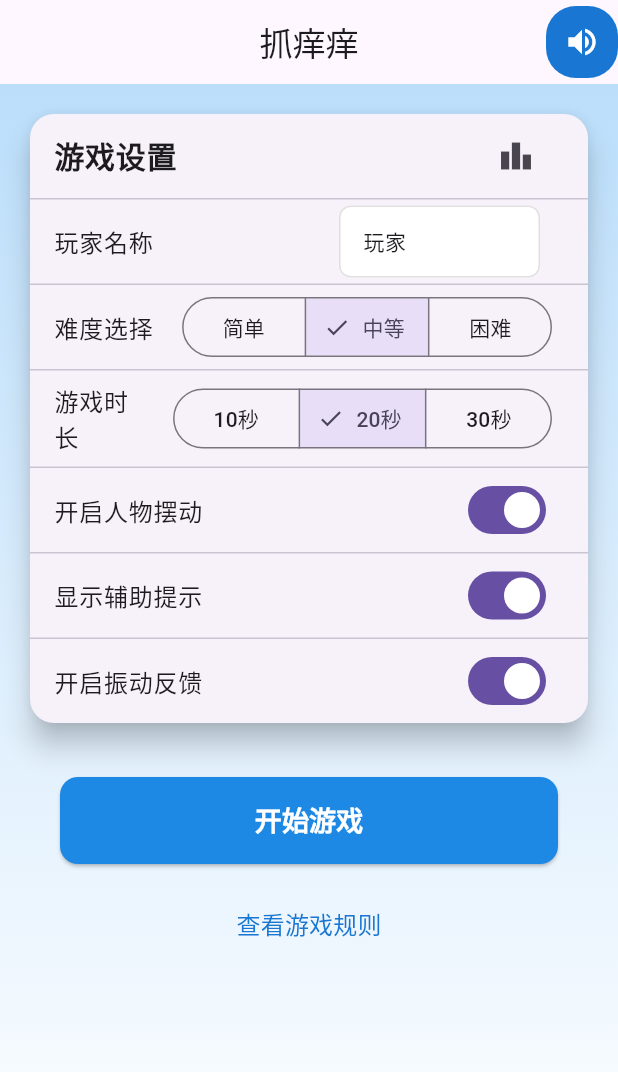
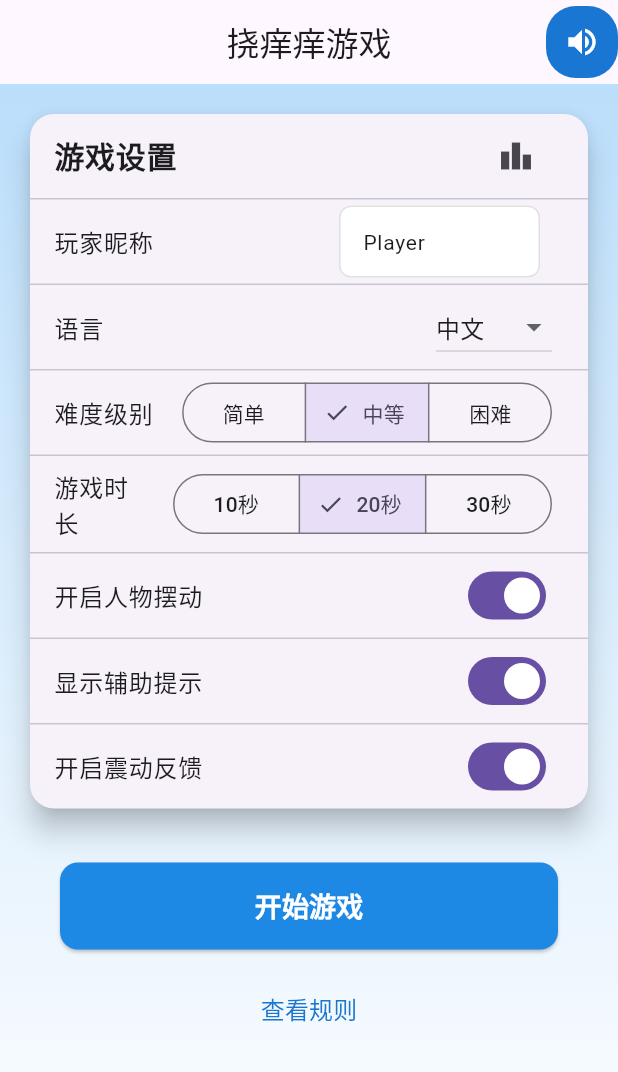
Before and after one commit to yolens-bst/ai-game, a Flutter app: the screen it shows after launch, on a phone screen of 412 x 824 dp. Shown: the top 1072 px of the screen. Run offline on Flutter 3.47's test engine with Material 3 defaults, Android fonts, the phone set to English and light mode, and no system bars; our stand-ins replace get, get_storage, just_audio, lottie; missing offline and left inert: flame.

```diff
--- a/lib/game/combo_system.dart
+++ b/lib/game/combo_system.dart
@@ -1,6 +1,8 @@
 import 'dart:math';
+import 'package:flutter/material.dart';
 import 'package:vector_math/vector_math_64.dart';
 import 'sound_manager.dart';
+import 'tickle_game.dart';
 
 class ComboSystem {
   int _currentCombo = 0;
@@ -14,7 +16,7 @@
     if (isCorrect) {
       if (_lastCorrectHitTime != null &&
           hitTime.difference(_lastCorrectHitTime!) <
-              const Duration(seconds: 2)) {
+              const Duration(seconds: 1)) {
         _currentCombo++;
         SoundManager().playCombo(_currentCombo);
       } else {
--- a/lib/game/effects/score_effect.dart
+++ b/lib/game/effects/score_effect.dart
@@ -28,10 +28,7 @@
     final opacity = 1.0 - progress;
     final yOffset = 20 * progress;
     final xOffset = 10 * math.sin(progress * math.pi * 2);
-    final offset = Offset(
-      position.dx + xOffset,
-      position.dy + yOffset,
-    );
+    final offset = Offset(position.dx + xOffset, position.dy + yOffset);
 
     final textStyle = TextStyle(
       color: Colors.yellow[700]!.withOpacity(opacity),
--- a/lib/game/tickle_game.dart
+++ b/lib/game/tickle_game.dart
@@ -29,6 +29,7 @@
 }
 
 class TickleGame extends FlameGame with TapCallbacks {
+  static late TickleGame instance;
   final GameSettings settings;
   final SoundManager _soundManager = SoundManager();
 
@@ -73,6 +74,7 @@
 
   @override
   Future<void> onLoad() async {
+    instance = this;
     await super.onLoad();
     _soundManager.playBgm(isHome: false);
     _initBodyParts();
--- /dev/null
+++ b/lib/languages/translations.dart
@@ -0,0 +1,152 @@
+import 'package:get/get.dart';
+
+class Languages extends Translations {
+  @override
+  Map<String, Map<String, String>> get keys => {'zh_CN': zhCN, 'en_US': enUS};
+
+  static final Map<String, String> zhCN = {
+    'appTitle': '挠痒痒游戏',
+    'startGame': '开始游戏',
+    'gameRules': '游戏规则',
+    'leaderboard': '排行榜',
+    'settings': '设置',
+    'exitGame': '退出游戏',
+    'gameRulesTitle': '抓痒痒游戏规则',
+    'gameRulesContent':
+        '1. 游戏目标：在规定时间内尽可能多地点击出现的痒痒点\n'
+        '2. 难度说明：\n'
+        '   - 简单：痒痒点移动速度慢，出现频率低\n'
+        '   - 中等：痒痒点移动速度中等，出现频率中等\n'
+        '   - 困难：痒痒点移动速度快，出现频率高\n'
+        '3. 计分规则：\n'
+        '   - 每次点击正确位置得10分\n'
+        '   - 连续点击正确可获得连击加分\n'
+        '4. 游戏时长：10秒/20秒/30秒可选\n'
+        '5. 特殊效果：\n'
+        '   - 开启人物摆动会增加游戏难度\n'
+        '   - 显示辅助提示会帮助定位痒痒点',
+    // Game Stats
+    'scoreLabel': '得分',
+    'timeLeftLabel': '剩余时间',
+    'tapLabel': '点击部位',
+    'difficultyLabel': '难度级别',
+    'correctTapsLabel': '正确点击',
+    'wrongTapsLabel': '错误点击',
+    'accuracyLabel': '准确率',
+    'preciseHitsLabel': '精准点击',
+    'fastestResponseLabel': '最快反应',
+    'slowestResponseLabel': '最慢反应',
+    'averageResponseLabel': '平均反应',
+    'homeButton': '回到首页',
+    // New translations
+    'chinese': '中文',
+    'english': 'English',
+    'enterNicknameHint': '输入昵称',
+    // Game Settings
+    'gameSettings': '游戏设置',
+    'language': '语言',
+    'difficultyLevel': '难度级别',
+    'gameDuration': '游戏时长',
+    'enableSwing': '开启人物摆动',
+    'showHints': '显示辅助提示',
+    'enableVibration': '开启震动反馈',
+    'playerName': '玩家昵称',
+    'easy': '简单',
+    'medium': '中等',
+    'hard': '困难',
+    '10seconds': '10秒',
+    '20seconds': '20秒',
+    '30seconds': '30秒',
+    'viewRules': '查看规则',
+    // Leaderboard
+    'rankLabel': '排名',
+    'nameLabel': '玩家',
+    'dateLabel': '日期',
+    'noLeaderboardData': '暂无排行榜数据',
+    'goChallenge': '去挑战',
+    'scorePoints': '@points分',
+    'unknown': '未知',
+    'restartButton': '再来一次',
+    'headPart': '头部',
+    'bellyPart': '肚子',
+    'leftHandPart': '左手',
+    'rightHandPart': '右手',
+    'leftFootPart': '左脚',
+    'rightFootPart': '右脚',
+    'challengeSuccess': '挑战成功!',
+    'challengeFailure': '挑战失败',
+  };
+
+  static final Map<String, String> enUS = {
+    'appTitle': 'Tickle Game',
+    'startGame': 'Start Game',
+    'gameRules': 'Game Rules',
+    'leaderboard': 'Leaderboard',
+    'settings': 'Settings',
+    'exitGame': 'Exit Game',
+    'gameRulesTitle': 'Tickle Game Rules',
+    'gameRulesContent':
+        '1. Game Objective: Click as many tickle spots as possible within the time limit\n'
+        '2. Difficulty Levels:\n'
+        '   - Easy: Slow moving spots, low frequency\n'
+        '   - Medium: Moderate speed and frequency\n'
+        '   - Hard: Fast moving spots, high frequency\n'
+        '3. Scoring Rules:\n'
+        '   - 10 points per correct click\n'
+        '   - Combo bonus for consecutive hits\n'
+        '4. Game Duration: 10s/20s/30s options\n'
+        '5. Special Effects:\n'
+        '   - Character wobble increases difficulty\n'
+        '   - Visual hints help locate tickle spots',
+    // Game Stats
+    'scoreLabel': 'Score',
+    'timeLeftLabel': 'Time Left',
+    'tapLabel': 'Tap Target',
+    'difficultyLabel': 'Difficulty',
+    'correctTapsLabel': 'Correct Taps',
+    'wrongTapsLabel': 'Wrong Taps',
+    'accuracyLabel': 'Accuracy',
+    'preciseHitsLabel': 'Precise Hits',
+    'fastestResponseLabel': 'Fastest Response',
+    'slowestResponseLabel': 'Slowest Response',
+    'averageResponseLabel': 'Average Response',
+    'homeButton': 'Back to Home',
+    // New translations
+    'chinese': 'Chinese',
+    'english': 'English',
+    'enterNicknameHint': 'Enter nickname',
+    // Game Settings
+    'gameSettings': 'Game Settings',
+    'language': 'Language',
+    'difficultyLevel': 'Difficulty Level',
+    'gameDuration': 'Game Duration',
+    'enableSwing': 'Enable Character Swing',
+    'showHints': 'Show Hints',
+    'enableVibration': 'Enable Vibration',
+    'playerName': 'Player Name',
+    'easy': 'Easy',
+    'medium': 'Medium',
+    'hard': 'Hard',
+    '10seconds': '10 seconds',
+    '20seconds': '20 seconds',
+    '30seconds': '30 seconds',
+    'viewRules': 'View Rules',
+    // Leaderboard
+    'rankLabel': 'Rank',
+    'nameLabel': 'Player',
+    'dateLabel': 'Date',
+    'noLeaderboardData': 'No leaderboard data',
+    'goChallenge': 'Go Challenge',
+    'scorePoints': '@points points',
+    'unknown': 'Unknown',
+    'restartButton': 'Restart Button',
+    'headPart': 'Head',
+    'bellyPart': 'Belly',
+    'leftHandPart': 'Left Hand',
+    'rightHandPart': 'Right Hand',
+    'leftFootPart': 'Left Foot',
+    'rightFootPart': 'Right Foot',
+    'challengeSuccess': 'Challenge Success!',
+    'challengeFailure': 'Challenge Failed',
+  };
+}
--- a/lib/main.dart
+++ b/lib/main.dart
@@ -3,6 +3,7 @@
 import 'package:flame/game.dart';
 import 'package:get_storage/get_storage.dart';
 import 'package:tickle_game/game/sound_manager.dart';
+import 'package:tickle_game/languages/translations.dart';
 import 'game/tickle_game.dart';
 import 'screens/start_screen.dart';
 import 'package:just_audio/just_audio.dart';
@@ -24,7 +25,13 @@
   @override
   Widget build(BuildContext context) {
     return GetMaterialApp(
-      title: '抓痒痒',
+      title: 'appTitle'.tr,
+      translations: Languages(),
+      locale:
+          Get.find<GameSettingsController>().settings.language == 'zh_CN'
+              ? const Locale('zh', 'CN')
+              : const Locale('en', 'US'),
+      fallbackLocale: const Locale('zh', 'CN'),
       theme: ThemeData(
         primarySwatch: Colors.blue,
         visualDensity: VisualDensity.adaptivePlatformDensity,
@@ -55,13 +62,13 @@
       onPopInvokedWithResult: (didPop, result) => SoundManager().playClick(),
       child: Scaffold(
         appBar: AppBar(
-          title: Text('抓痒痒'),
+          title: Text('appTitle'.tr),
           centerTitle: true,
           actions: [
             IconButton(
               icon: Icon(Icons.exit_to_app),
               onPressed: () => Get.offAndToNamed('/'),
-              tooltip: '退出游戏',
+              tooltip: 'exitGame'.tr,
             ),
           ],
         ),
--- a/lib/models/game_result.dart
+++ b/lib/models/game_result.dart
@@ -1,3 +1,4 @@
+import 'package:get/get.dart';
 import '../models/game_settings.dart';
 
 class GameResult {
@@ -30,7 +31,8 @@
   }) : totalTaps = correctTaps + wrongTaps,
        timestamp = timestamp ?? DateTime.now();
 
-  String get resultText => isSuccess ? '挑战成功!' : '挑战失败';
+  String get resultText =>
+      isSuccess ? 'challengeSuccess'.tr : 'challengeFailure'.tr;
 
   Map<String, dynamic> toJson() => {
     'totalScore': totalScore,
--- a/lib/models/game_settings.dart
+++ b/lib/models/game_settings.dart
@@ -1,7 +1,7 @@
 enum DifficultyLevel {
-  easy(1, '简单'),
-  medium(2, '中等'),
-  hard(3, '困难');
+  easy(1, 'easy'),
+  medium(2, 'medium'),
+  hard(3, 'hard');
 
   final int value;
   final String label;
@@ -21,6 +21,7 @@
   bool soundEnabled;
   bool vibrationEnabled;
   String playerName;
+  String language;
 
   GameSettings({
     this.difficulty = DifficultyLevel.medium,
@@ -29,7 +30,8 @@
     this.enableHints = true,
     this.soundEnabled = true,
     this.vibrationEnabled = true,
-    this.playerName = '玩家',
+    this.playerName = 'Player',
+    this.language = 'zh_CN',
   });
 
   factory GameSettings.fromJson(Map<String, dynamic> json) {
@@ -40,7 +42,8 @@
       enableHints: json['enableHints'] ?? true,
       soundEnabled: json['soundEnabled'] ?? true,
       vibrationEnabled: json['vibrationEnabled'] ?? true,
-      playerName: json['playerName'] ?? '玩家',
+      playerName: json['playerName'] ?? 'Player',
+      language: json['language'] ?? 'zh_CN',
     );
   }
 
@@ -53,6 +56,7 @@
       'soundEnabled': soundEnabled,
       'vibrationEnabled': vibrationEnabled,
       'playerName': playerName,
+      'language': language,
     };
   }
 }
--- a/lib/screens/start_screen.dart
+++ b/lib/screens/start_screen.dart
@@ -5,6 +5,7 @@
 import './rules_screen.dart';
 import './leaderboard_screen.dart';
 import '../controllers/game_settings_controller.dart';
+import '../languages/translations.dart';
 
 class StartScreen extends StatefulWidget {
   const StartScreen({super.key});
@@ -36,7 +37,7 @@
   Widget build(BuildContext context) {
     return Scaffold(
       appBar: AppBar(
-        title: Text('抓痒痒'),
+        title: Text('appTitle'.tr),
         centerTitle: true,
         actions: [
           Obx(
@@ -95,7 +96,7 @@
                 children: [
                   ListTile(
                     title: Text(
-                      '游戏设置',
+                      'gameSettings'.tr,
                       style: TextStyle(
                         fontSize: 20,
                         fontWeight: FontWeight.bold,
@@ -115,6 +116,8 @@
                   ),
                   Divider(height: 1),
                   _buildPlayerNameInput(),
+                  Divider(height: 1),
+                  _buildLanguageSelector(),
                   Divider(height: 1),
                   _buildDifficultySelector(),
                   Divider(height: 1),
@@ -152,7 +155,7 @@
                       );
                     },
                     child: Text(
-                      '开始游戏',
+                      'startGame'.tr,
                       style: TextStyle(
                         fontSize: 18,
                         fontWeight: FontWeight.bold,
@@ -169,7 +172,7 @@
                       );
                     },
                     child: Text(
-                      '查看游戏规则',
+                      'viewRules'.tr,
                       style: TextStyle(
                         fontSize: 16,
                         color: Colors.blue.shade700,
@@ -185,15 +188,39 @@
     );
   }
 
+  Widget _buildLanguageSelector() {
+    return Obx(
+      () => ListTile(
+        title: Text('language'.tr),
+        trailing: DropdownButton<String>(
+          value: _settingsController.settings.language,
+          items: [
+            DropdownMenuItem(value: 'zh_CN', child: Text('chinese'.tr)),
+            DropdownMenuItem(value: 'en_US', child: Text('english'.tr)),
+          ],
+          onChanged: (value) {
+            if (value != null) {
+              _settingsController.setLanguage(value);
+              Get.updateLocale(Locale(value));
+            }
+          },
+        ),
+      ),
+    );
+  }
+
   Widget _buildDifficultySelector() {
     return Obx(
       () => ListTile(
-        title: Text('难度选择'),
+        title: Text('difficultyLevel'.tr),
         trailing: SegmentedButton<DifficultyLevel>(
           segments: [
-            ButtonSegment(value: DifficultyLevel.easy, label: Text('简单')),
-            ButtonSegment(value: DifficultyLevel.medium, label: Text('中等')),
-            ButtonSegment(value: DifficultyLevel.hard, label: Text('困难')),
+            ButtonSegment(value: DifficultyLevel.easy, label: Text('easy'.tr)),
+            ButtonSegment(
+              value: DifficultyLevel.medium,
+              label: Text('medium'.tr),
+            ),
+            ButtonSegment(value: DifficultyLevel.hard, label: Text('hard'.tr)),
           ],
           selected: {_settingsController.settings.difficulty},
           onSelectionChanged: (newSelection) {
@@ -207,12 +234,12 @@
   Widget _buildDurationSelector() {
     return Obx(
       () => ListTile(
-        title: Text('游戏时长'),
+        title: Text('gameDuration'.tr),
         trailing: SegmentedButton<double>(
           segments: [
-            ButtonSegment(value: 10, label: Text('10秒')),
-            ButtonSegment(value: 20, label: Text('20秒')),
-            ButtonSegment(value: 30, label: Text('30秒')),
+            ButtonSegment(value: 10, label: Text('10seconds'.tr)),
+            ButtonSegment(value: 20, label: Text('20seconds'.tr)),
+            ButtonSegment(value: 30, label: Text('30seconds'.tr)),
           ],
           selected: {_settingsController.settings.duration},
           onSelectionChanged: (newSelection) {
@@ -226,7 +253,7 @@
   Widget _buildSwingToggle() {
     return Obx(
       () => SwitchListTile(
-        title: Text('开启人物摆动'),
+        title: Text('enableSwing'.tr),
         value: _settingsController.settings.enableSwing,
         onChanged: _settingsController.setEnableSwing,
       ),
@@ -236,7 +263,7 @@
   Widget _buildHintsToggle() {
     return Obx(
       () => SwitchListTile(
-        title: Text('显示辅助提示'),
+        title: Text('showHints'.tr),
         value: _settingsController.settings.enableHints,
         onChanged: _settingsController.setEnableHints,
       ),
@@ -246,7 +273,7 @@
   Widget _buildVibrationToggle() {
     return Obx(
       () => SwitchListTile(
-        title: Text('开启振动反馈'),
+        title: Text('enableVibration'.tr),
         value: _settingsController.settings.vibrationEnabled,
         onChanged: _settingsController.setVibrationEnabled,
       ),
@@ -256,7 +283,7 @@
   Widget _buildPlayerNameInput() {
     return Obx(
       () => ListTile(
-        title: Text('玩家名称'),
+        title: Text('playerName'.tr),
         trailing: SizedBox(
           width: 150,
           child: Padding(
@@ -266,7 +293,7 @@
                 text: _settingsController.settings.playerName,
               ),
               decoration: InputDecoration(
-                hintText: '输入昵称',
+                hintText: 'enterNicknameHint'.tr,
                 hintStyle: TextStyle(color: Colors.grey),
                 filled: true,
                 fillColor: Colors.white,
```
Also changed, not shown: lib/components/game_result_dialog.dart (+24 -18 lines), lib/controllers/game_settings_controller.dart (+6 -1 lines), lib/game/effects/base_effect.dart (+8 -1 lines), lib/game/effects/effect_layer.dart (+8 -0 lines), lib/game/game_ui_renderer.dart (+14 -9 lines), lib/screens/leaderboard_screen.dart (+14 -9 lines), lib/screens/rules_screen.dart (+3 -17 lines).
